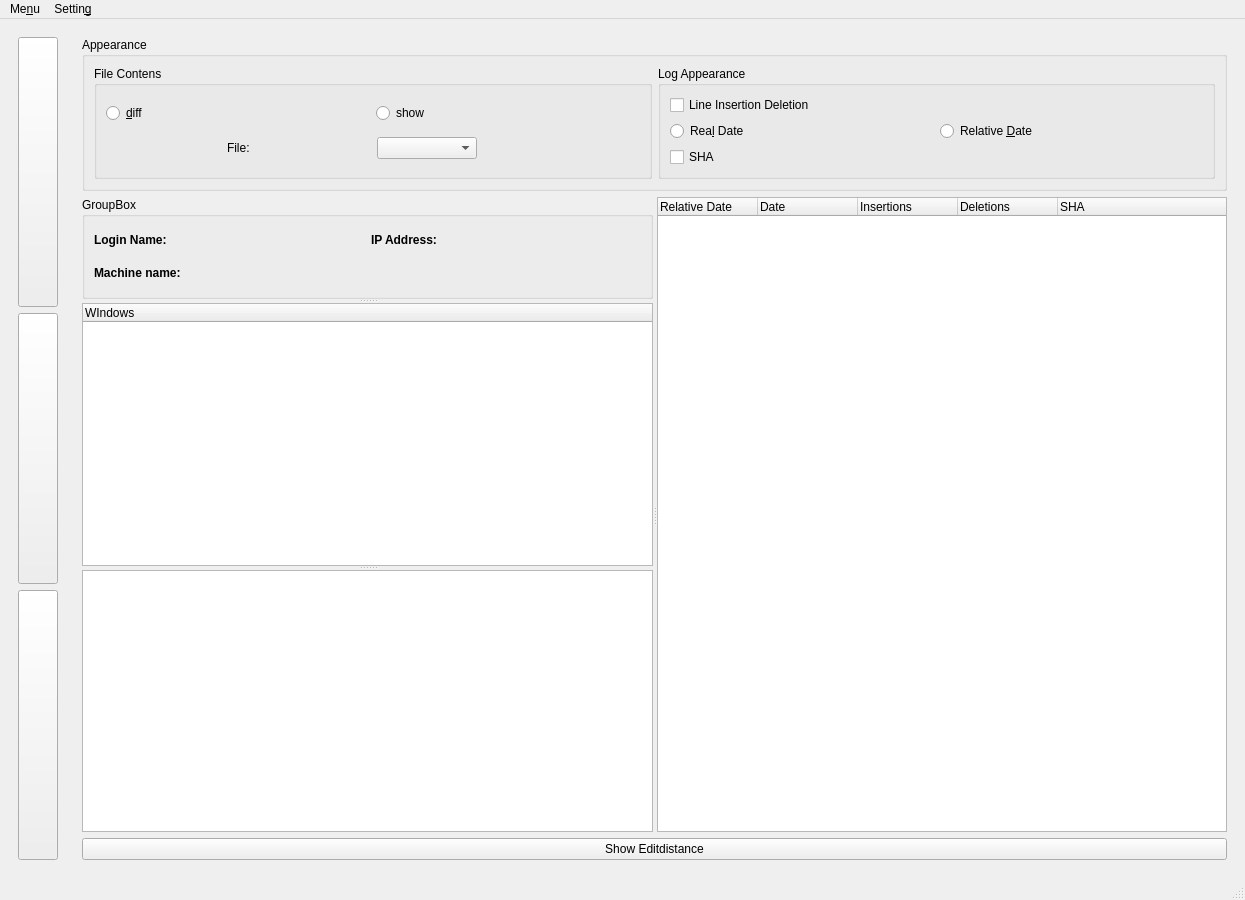
Old version of the form lupv/Resources/ui/main_window_2.ui in the repository azzamsa/lupv.
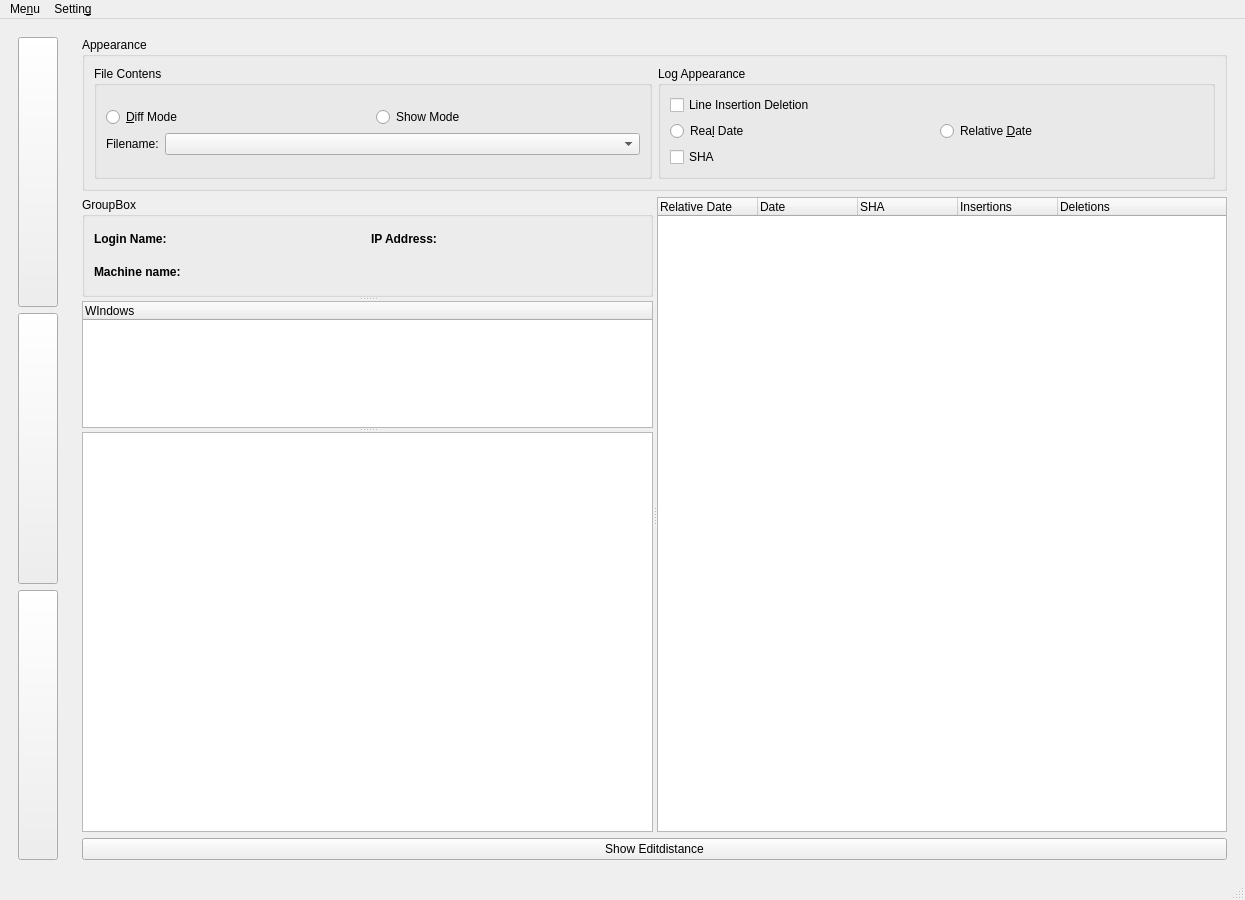
New version of the form. The open tabs and pages were chosen to show the change. Icons and pictures are not drawn.

Commit message: Refactor main_view to match new sidebar layout

```diff
--- a/lupv/Resources/ui/main_window_2.ui
+++ b/lupv/Resources/ui/main_window_2.ui
@@ -117,7 +117,7 @@
       <item>
        <widget class="QStackedWidget" name="stackedWidget">
         <property name="currentIndex">
-         <number>1</number>
+         <number>2</number>
         </property>
         <widget class="QWidget" name="page">
          <layout class="QVBoxLayout" name="verticalLayout_3">
@@ -211,20 +211,22 @@
                  <property name="title">
                   <string>File Contens</string>
                  </property>
+                 <layout class="QVBoxLayout" name="verticalLayout_15">
+                  <item>
                  <layout class="QVBoxLayout" name="verticalLayout_14">
                   <item>
                    <layout class="QHBoxLayout" name="horizontalLayout_3">
                     <item>
                      <widget class="QRadioButton" name="diff_mode_rbtn">
                       <property name="text">
-                       <string>&amp;diff</string>
+                         <string>&amp;Diff Mode</string>
                       </property>
                      </widget>
                     </item>
                     <item>
                      <widget class="QRadioButton" name="show_mode_rbtn">
                       <property name="text">
-                       <string>show</string>
+                         <string>Show Mode</string>
                       </property>
                      </widget>
                     </item>
@@ -233,61 +235,23 @@
                   <item>
                    <layout class="QHBoxLayout" name="horizontalLayout_15">
                     <item>
-                     <widget class="QLabel" name="label_5">
-                      <property name="sizePolicy">
-                       <sizepolicy hsizetype="Fixed" vsizetype="Preferred">
-                        <horstretch>0</horstretch>
-                        <verstretch>0</verstretch>
-                       </sizepolicy>
-                      </property>
+                       <widget class="QLabel" name="label_4">
                       <property name="text">
-                       <string>File:</string>
+                         <string>Filename:</string>
                       </property>
                      </widget>
                     </item>
                     <item>
                      <widget class="QComboBox" name="filename_combo">
                       <property name="sizePolicy">
-                       <sizepolicy hsizetype="Preferred" vsizetype="Fixed">
+                         <sizepolicy hsizetype="MinimumExpanding" vsizetype="Fixed">
                         <horstretch>0</horstretch>
                         <verstretch>0</verstretch>
                        </sizepolicy>
                       </property>
-                      <property name="minimumSize">
-                       <size>
-                        <width>100</width>
-                        <height>0</height>
-                       </size>
-                      </property>
-                      <property name="maximumSize">
-                       <size>
-                        <width>100</width>
-                        <height>16777215</height>
-                       </size>
-                      </property>
-                      <property name="baseSize">
-                       <size>
-                        <width>0</width>
-                        <height>0</height>
-                       </size>
-                      </property>
-                     </widget>
-                    </item>
-                    <item>
-                     <spacer name="horizontalSpacer">
-                      <property name="orientation">
-                       <enum>Qt::Horizontal</enum>
-                      </property>
-                      <property name="sizeType">
-                       <enum>QSizePolicy::Minimum</enum>
-                      </property>
-                      <property name="sizeHint" stdset="0">
-                       <size>
-                        <width>40</width>
-                        <height>20</height>
-                       </size>
-                      </property>
-                     </spacer>
+                       </widget>
+                      </item>
+                     </layout>
                     </item>
                    </layout>
                   </item>
@@ -295,10 +259,19 @@
                 </widget>
                </item>
                <item>
-                <widget class="QGroupBox" name="groupBox_4">
+                <widget class="QGroupBox" name="log_appearance_box">
+                 <property name="sizePolicy">
+                  <sizepolicy hsizetype="MinimumExpanding" vsizetype="Preferred">
+                   <horstretch>0</horstretch>
+                   <verstretch>0</verstretch>
+                  </sizepolicy>
+                 </property>
                  <property name="title">
                   <string>Log Appearance</string>
                  </property>
+                 <property name="checkable">
+                  <bool>false</bool>
+                 </property>
                  <layout class="QVBoxLayout" name="verticalLayout_16">
                   <item>
                    <layout class="QVBoxLayout" name="verticalLayout_4">
@@ -354,6 +327,18 @@
               <enum>Qt::Vertical</enum>
              </property>
              <widget class="QGroupBox" name="groupBox">
+              <property name="minimumSize">
+               <size>
+                <width>0</width>
+                <height>100</height>
+               </size>
+              </property>
+              <property name="maximumSize">
+               <size>
+                <width>16777215</width>
+                <height>100</height>
+               </size>
+              </property>
               <property name="title">
                <string>GroupBox</string>
               </property>
@@ -423,7 +408,7 @@
                    <item>
                     <layout class="QVBoxLayout" name="verticalLayout_21">
                      <item>
-                      <widget class="QLabel" name="ip_adress_lbl">
+                      <widget class="QLabel" name="ip_lbl">
                        <property name="text">
                         <string/>
                        </property>
@@ -445,13 +430,38 @@
               </layout>
              </widget>
              <widget class="QTreeWidget" name="windows_tree">
+              <property name="sizePolicy">
+               <sizepolicy hsizetype="Expanding" vsizetype="Preferred">
+                <horstretch>0</horstretch>
+                <verstretch>0</verstretch>
+               </sizepolicy>
+              </property>
+              <property name="minimumSize">
+               <size>
+                <width>0</width>
+                <height>100</height>
+               </size>
+              </property>
+              <property name="maximumSize">
+               <size>
+                <width>16777215</width>
+                <height>16777215</height>
+               </size>
+              </property>
               <column>
                <property name="text">
                 <string notr="true">WIndows</string>
                </property>
               </column>
              </widget>
-             <widget class="QPlainTextEdit" name="file_content_text"/>
+             <widget class="QPlainTextEdit" name="file_content_widget">
+              <property name="minimumSize">
+               <size>
+                <width>0</width>
+                <height>400</height>
+               </size>
+              </property>
+             </widget>
             </widget>
             <widget class="QTreeWidget" name="log_tree">
              <column>
@@ -464,6 +474,11 @@
                <string>Date</string>
               </property>
              </column>
+             <column>
+              <property name="text">
+               <string>SHA</string>
+              </property>
+             </column>
              <column>
               <property name="text">
                <string>Insertions</string>
@@ -474,16 +489,11 @@
                <string>Deletions</string>
               </property>
              </column>
-             <column>
-              <property name="text">
-               <string>SHA</string>
-              </property>
-             </column>
             </widget>
            </widget>
           </item>
           <item row="2" column="0">
-           <widget class="QPushButton" name="show_editditance_action">
+           <widget class="QPushButton" name="show_editdistance_action">
             <property name="text">
              <string>Show Editdistance</string>
             </property>
@@ -514,14 +524,14 @@
                       <item>
                        <widget class="QLabel" name="label">
                         <property name="text">
-                         <string>Insetions Limit</string>
+                         <string>Insetions Limit:</string>
                         </property>
                        </widget>
                       </item>
                       <item>
                        <widget class="QLabel" name="label_2">
                         <property name="text">
-                         <string>Filename</string>
+                         <string>Filename:</string>
                         </property>
                        </widget>
                       </item>
@@ -530,29 +540,29 @@
                     <item>
                      <layout class="QVBoxLayout" name="verticalLayout_6">
                       <item>
-                       <widget class="QSpinBox" name="insertion_limit_widget"/>
+                       <widget class="QSpinBox" name="insertion_limit_spin"/>
                       </item>
                       <item>
-                       <widget class="QComboBox" name="filename_widget"/>
+                       <widget class="QComboBox" name="filename_combo_2"/>
                       </item>
                      </layout>
                     </item>
                    </layout>
                   </item>
                   <item>
-                   <widget class="QPushButton" name="pushButton">
+                   <widget class="QPushButton" name="analyze_suspects_btn">
                     <property name="text">
-                     <string>PushButton</string>
+                     <string>Analyze Suspects</string>
                     </property>
                    </widget>
                   </item>
                  </layout>
                 </item>
                 <item>
-                 <widget class="QTreeWidget" name="treeWidget_3">
+                 <widget class="QTreeWidget" name="suspects_tree">
                   <column>
                    <property name="text">
-                    <string notr="true">1</string>
+                    <string>Suspects</string>
                    </property>
                   </column>
                  </widget>
@@ -573,7 +583,7 @@
                   <item>
                    <widget class="QLabel" name="label_3">
                     <property name="text">
-                     <string>Windows Name</string>
+                     <string>Windows Name:</string>
                     </property>
                    </widget>
                   </item>
@@ -581,16 +591,16 @@
                    <widget class="QLineEdit" name="windows_name_widget"/>
                   </item>
                   <item>
-                   <widget class="QPushButton" name="pushButton_2">
+                   <widget class="QPushButton" name="windows_search_btn">
                     <property name="text">
-                     <string>PushButton</string>
+                     <string>Search</string>
                     </property>
                    </widget>
                   </item>
                  </layout>
                 </item>
                 <item>
-                 <widget class="QTreeWidget" name="treeWidget_4">
+                 <widget class="QTreeWidget" name="windows_search_tree">
                   <column>
                    <property name="text">
                     <string notr="true">1</string>
@@ -610,14 +620,14 @@
               <item>
                <layout class="QVBoxLayout" name="verticalLayout_11">
                 <item>
-                 <widget class="QPushButton" name="gropu_ip_btn">
+                 <widget class="QPushButton" name="group_by_ip_btn">
                   <property name="text">
-                   <string>Group IP</string>
+                   <string>Group by IP Address</string>
                   </property>
                  </widget>
                 </item>
                 <item>
-                 <widget class="QTreeWidget" name="treeWidget_5">
+                 <widget class="QTreeWidget" name="group_by_ip_tree">
                   <column>
                    <property name="text">
                     <string notr="true">1</string>
```
Lines whose indentation alone changed are shown as unchanged. The commit also changes 2 other files.
